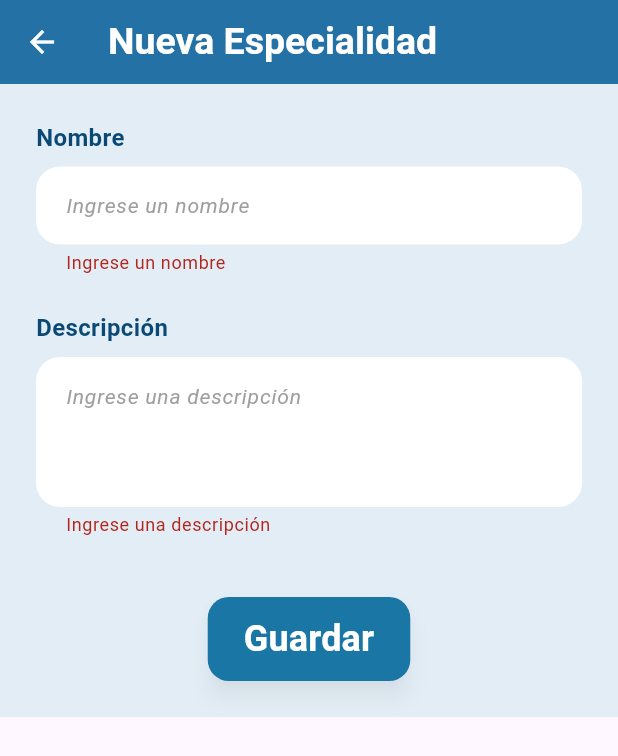
After one commit to lmcadev-productApp/ProducApp, a Flutter app: the SpecialtyFormScreen screen opened directly, after a tap on "Guardar", on a phone screen of 412 x 824 dp. The commit adds this screen. Shown: the top 756 px of the screen. Run offline on Flutter 3.47's test engine with Material 3 defaults, Android fonts, the phone set to English and light mode, and no system bars; our stand-ins replace shared_preferences; accounts and stored records are empty.

Commit message:
Se creo la especialidad, se arreglaron rutas de los imports y se meterion en carpetas

```diff
--- a/frontend/lib/screens/admin/users/users_page.dart
+++ b/frontend/lib/screens/admin/users/users_page.dart
@@ -126,8 +126,8 @@ class _AdminUserStateManagementState extends State<AdminUserStateManagement> {
   Widget build(BuildContext context) {
     return BaseScreen<User>(
       titulo: 'Gestión de Usuarios',
-
       floatingActionButton: FloatingActionButton(
+        heroTag: 'fab_usuarios',
         onPressed: () {
           mostrarAgregarUsuarioVisual(context, () {
             cargarUsuarios();
@@ -168,8 +168,6 @@ class _AdminUserStateManagementState extends State<AdminUserStateManagement> {
           ),
         ],
       ),
-
-
       colorHeader: const Color(0xFF4A90E2),
     );
   }
--- a/frontend/lib/screens/stages/stage_screen.dart
+++ b/frontend/lib/screens/stages/stage_screen.dart
@@ -6,7 +6,7 @@ import 'package:frontend/services/stages/stage_service.dart';
 import 'package:frontend/utils/AppColors.dart';
 import 'package:frontend/widgets/searches/search_input.dart';
 import 'package:frontend/widgets/section/section_header.dart';
-import 'package:frontend/widgets/stages/stages_form.dart';
+import 'package:frontend/widgets/forms/stages/stages_form.dart';
 
 class StagesScreen extends StatefulWidget {
   const StagesScreen({super.key});
@@ -92,6 +92,7 @@ class _StagesScreenState extends State<StagesScreen> {
         );
       },
       floatingActionButton: FloatingActionButton(
+        heroTag: 'fab_etapas',
         onPressed: () => _navigateToForm(),
         child: const Icon(Icons.add),
       ),
--- /dev/null
+++ b/frontend/lib/widgets/forms/specialties/specialties_form.dart
@@ -0,0 +1,115 @@
+import 'package:flutter/material.dart';
+import 'package:frontend/models/specialty/specialty.dart';
+import 'package:frontend/services/specialties/specialty_service.dart';
+import 'package:frontend/utils/AppColors.dart';
+import 'package:frontend/utils/app_text_styles.dart';
+import 'package:frontend/widgets/common/custom_text_field.dart';
+import 'package:frontend/widgets/buttons/custom-button.dart';
+
+class SpecialtyFormScreen extends StatefulWidget {
+  final Specialty? specialty;
+
+  const SpecialtyFormScreen({Key? key, this.specialty}) : super(key: key);
+
+  @override
+  _SpecialtyFormScreenState createState() => _SpecialtyFormScreenState();
+}
+
+class _SpecialtyFormScreenState extends State<SpecialtyFormScreen> {
+  final _formKey = GlobalKey<FormState>();
+  final _nombreController = TextEditingController();
+  final _descripcionController = TextEditingController();
+  final _specialtyService = SpecialtyService();
+
+  @override
+  void initState() {
+    super.initState();
+    if (widget.specialty != null) {
+      _nombreController.text = widget.specialty!.nombre;
+      _descripcionController.text = widget.specialty!.descripcion;
+    }
+  }
+
+  void _saveSpecialty() async {
+    if (_formKey.currentState!.validate()) {
+      final newSpecialty = Specialty(
+        id: widget.specialty?.id ?? 0,
+        nombre: _nombreController.text,
+        descripcion: _descripcionController.text,
+      );
+
+      try {
+        if (widget.specialty == null) {
+          await _specialtyService.createSpecialty(newSpecialty);
+        } else {
+          await _specialtyService.updateSpecialty(
+              widget.specialty!.id, newSpecialty);
+        }
+
+        Navigator.pop(context, true);
+      } catch (e) {
+        print('Error guardando especialidad: $e');
+        ScaffoldMessenger.of(context).showSnackBar(
+          const SnackBar(content: Text('Error guardando especialidad')),
+        );
+      }
+    }
+  }
+
+  @override
+  Widget build(BuildContext context) {
+    final isEdit = widget.specialty != null;
+
+    return Scaffold(
+      appBar: AppBar(
+        title: Text(
+          isEdit ? 'Editar Especialidad' : 'Nueva Especialidad',
+          style: AppTextStyles.tituloHeader,
+        ),
+        iconTheme: const IconThemeData(color: AppColors.blanco),
+        backgroundColor: AppColors.azulIntermedio,
+        elevation: 20,
+      ),
+      body: Container(
+        color: AppColors.azulClaroFondo,
+        child: SingleChildScrollView(
+          padding: const EdgeInsets.all(24),
+          child: Form(
+            key: _formKey,
+            child: Column(
+              crossAxisAlignment: CrossAxisAlignment.start,
+              children: [
+                Text('Nombre', style: AppTextStyles.inputLabel),
+                const SizedBox(height: 8),
+                CustomTextField(
+                  controller: _nombreController,
+                  label: 'Ingrese un nombre',
+                  validator: (value) =>
+                      value!.isEmpty ? 'Ingrese un nombre' : null,
+                ),
+                const SizedBox(height: 24),
+                Text('Descripción', style: AppTextStyles.inputLabel),
+                const SizedBox(height: 8),
+                CustomTextField(
+                  controller: _descripcionController,
+                  label: 'Ingrese una descripción',
+                  maxLines: 3,
+                  validator: (value) =>
+                      value!.isEmpty ? 'Ingrese una descripción' : null,
+                ),
+                const SizedBox(height: 40),
+                Center(
+                  child: PrimaryButton(
+                    text: isEdit ? 'Actualizar' : 'Guardar',
+                    onPressed: _saveSpecialty,
+                    fontSize: 24,
+                  ),
+                ),
+              ],
+            ),
+          ),
+        ),
+      ),
+    );
+  }
+}
```
Also changed, not shown: frontend/lib/screens/admin/orders/orders_mainPage.dart (+6 -7 lines), frontend/lib/screens/dashboard/dashboard_page.dart (+16 -3 lines), frontend/lib/screens/specialties/specialtie_page.dart (added, +111 -0 lines), frontend/lib/services/specialties/specialty_service.dart (added, +80 -0 lines), frontend/lib/widgets/forms/stages/stages_form.dart (added, +113 -0 lines), frontend/pubspec.lock.
